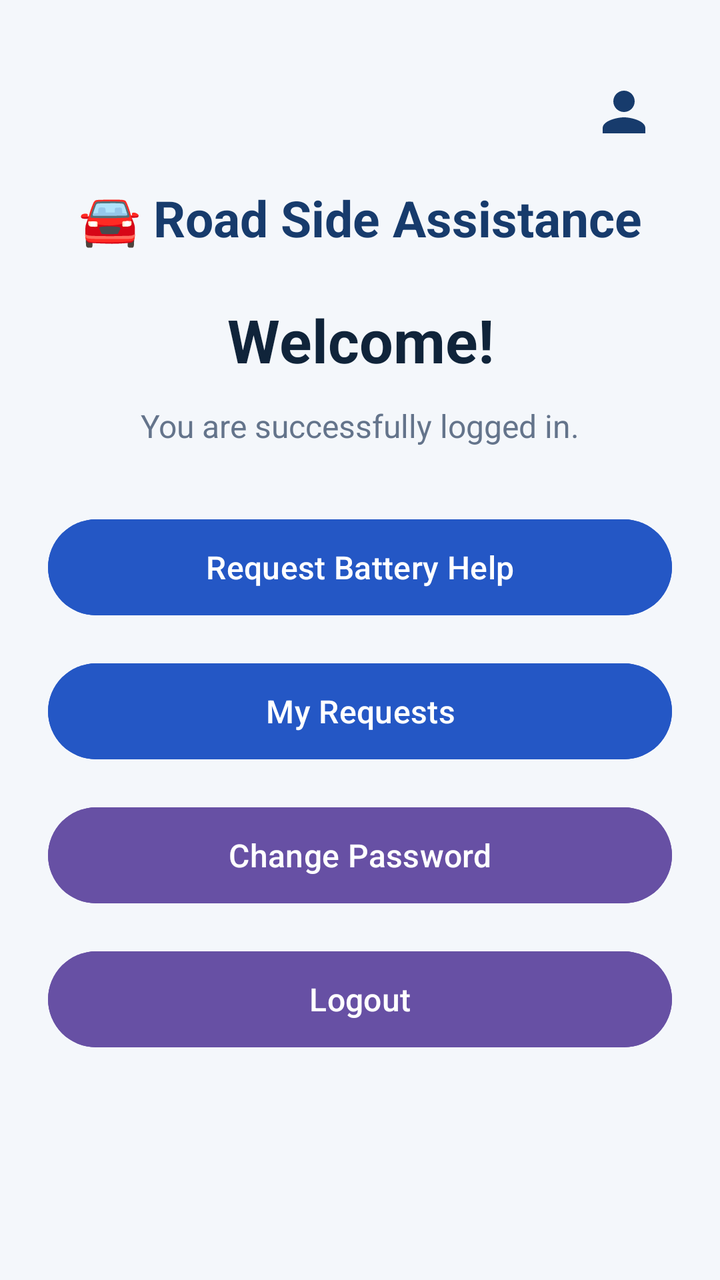
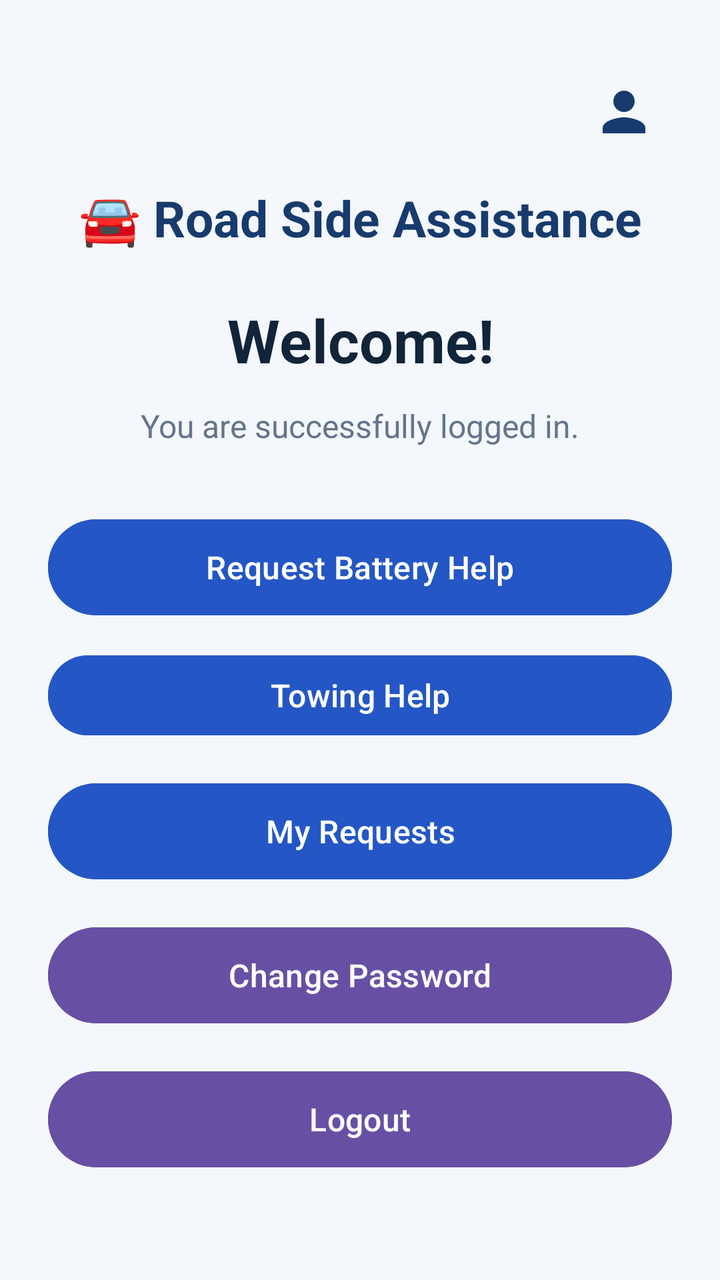

Two renders of the same Android screen: before a commit and after it. Below are the layout's source before the change and the commit's diff.
<!-- AndroidManifest.xml: application theme Theme.RoadsideAssistance -->
<!-- res/layout/activity_home.xml -->
<?xml version="1.0" encoding="utf-8"?>
<ScrollView xmlns:android="http://schemas.android.com/apk/res/android"
    xmlns:app="http://schemas.android.com/apk/res-auto"
    android:layout_width="match_parent"
    android:layout_height="match_parent"
    android:background="#F4F7FB"
    android:fillViewport="true">

    <LinearLayout
        android:layout_width="match_parent"
        android:layout_height="wrap_content"
        android:orientation="vertical"
        android:gravity="center_horizontal"
        android:padding="24dp">

        
        <FrameLayout
            android:layout_width="match_parent"
            android:layout_height="wrap_content"
            android:layout_marginTop="8dp">

            <ImageButton
                android:id="@+id/btnProfile"
                android:layout_width="48dp"
                android:layout_height="48dp"
                android:layout_gravity="end"
                android:background="?attr/selectableItemBackgroundBorderless"
                android:contentDescription="My Profile"
                android:padding="8dp"
                android:scaleType="fitCenter"
                android:src="@drawable/ic_profile"
                app:tint="#173B6C" />

        </FrameLayout>

        
        <TextView
            android:layout_width="match_parent"
            android:layout_height="wrap_content"
            android:layout_marginTop="12dp"
            android:gravity="center"
            android:text="🚘 Road Side Assistance"
            android:textColor="#173B6C"
            android:textSize="25sp"
            android:textStyle="bold" />

        
        <TextView
            android:id="@+id/tvWelcome"
            android:layout_width="match_parent"
            android:layout_height="wrap_content"
            android:layout_marginTop="24dp"
            android:gravity="center"
            android:text="Welcome!"
            android:textColor="#10243A"
            android:textSize="30sp"
            android:textStyle="bold" />

        
        <TextView
            android:layout_width="match_parent"
            android:layout_height="wrap_content"
            android:layout_marginTop="12dp"
            android:layout_marginBottom="24dp"
            android:gravity="center"
            android:text="You are successfully logged in."
            android:textColor="#64748B"
            android:textSize="16sp" />

        
        <Button
            android:id="@+id/btnBatteryHelp"
            android:layout_width="match_parent"
            android:layout_height="56dp"
            android:layout_marginTop="8dp"
            android:backgroundTint="#2457C5"
            android:text="Request Battery Help"
            android:textAllCaps="false"
            android:textColor="#FFFFFF"
            android:textSize="16sp" />

        
        <Button
            android:id="@+id/btnMyRequests"
            android:layout_width="match_parent"
            android:layout_height="56dp"
            android:layout_marginTop="16dp"
            android:backgroundTint="#2457C5"
            android:text="My Requests"
            android:textAllCaps="false"
            android:textColor="#FFFFFF"
            android:textSize="16sp" />

        
        <Button
            android:id="@+id/btnChangePassword"
            android:layout_width="match_parent"
            android:layout_height="56dp"
            android:layout_marginTop="16dp"
            android:backgroundTint="#6750A4"
            android:text="Change Password"
            android:textAllCaps="false"
            android:textColor="#FFFFFF"
            android:textSize="16sp" />

        
        <Button
            android:id="@+id/btnLogout"
            android:layout_width="match_parent"
            android:layout_height="56dp"
            android:layout_marginTop="16dp"
            android:layout_marginBottom="16dp"
            android:backgroundTint="#6750A4"
            android:text="Logout"
            android:textAllCaps="false"
            android:textColor="#FFFFFF"
            android:textSize="16sp" />

    </LinearLayout>

</ScrollView>
<!-- resources referenced by this layout -->
<resources>
  <!-- drawable ic_profile (drawable) -->
  <?xml version="1.0" encoding="utf-8"?>
  <vector xmlns:android="http://schemas.android.com/apk/res/android"
      android:width="32dp"
      android:height="32dp"
      android:viewportWidth="24"
      android:viewportHeight="24">
  
      <path
          android:fillColor="#173B6C"
          android:pathData="M12,12c2.21,0 4,-1.79 4,-4s-1.79,-4 -4,-4 -4,1.79 -4,4 1.79,4 4,4zM12,14c-2.67,0 -8,1.34 -8,4v2h16v-2c0,-2.66 -5.33,-4 -8,-4z" />
  </vector>
  <style name="Theme.RoadsideAssistance" parent="Base.Theme.RoadsideAssistance" />
  <style name="Base.Theme.RoadsideAssistance" parent="Theme.Material3.DayNight.NoActionBar">
          
          
      </style>
</resources>

<!-- the commit's change to res/layout/activity_home.xml (unified diff, before → after) -->
@@ -79,6 +79,17 @@
             android:textColor="#FFFFFF"
             android:textSize="16sp" />
 
+        <Button
+            android:id="@+id/btnTowingHelp"
+            android:layout_width="match_parent"
+            android:layout_height="wrap_content"
+            android:layout_marginTop="12dp"
+            android:backgroundTint="#2457C5"
+            android:text="Towing Help"
+            android:textAllCaps="false"
+            android:textColor="#FFFFFF"
+            android:textSize="16sp" />
+
         
         <Button
             android:id="@+id/btnMyRequests"
